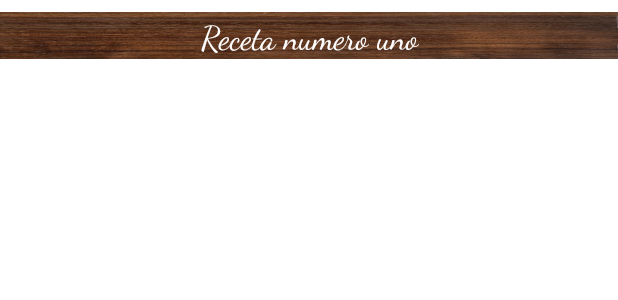
After one commit to geekmaster69/Cocina_Rapida, an Android app: the layout item_recipe.xml on its own in the app's theme, with its tools: preview values and no code run, on a phone screen of 412 x 824 dp. The commit adds this screen. Shown: the top 300 px of the screen. Run offline under Robolectric (Android 15) with nearby library versions, the phone set to English and light mode, and no system bars.

Commit message:
nuevo formato

```diff
--- a/app/build.gradle
+++ b/app/build.gradle
@@ -43,6 +43,7 @@ dependencies {
     implementation 'com.google.android.material:material:1.5.0'
     implementation 'androidx.constraintlayout:constraintlayout:2.1.3'
     implementation 'androidx.legacy:legacy-support-v4:1.0.0'
+    implementation "androidx.lifecycle:lifecycle-viewmodel-ktx:2.5.1"
     testImplementation 'junit:junit:4.13.2'
     androidTestImplementation 'androidx.test.ext:junit:1.1.3'
     androidTestImplementation 'androidx.test.espresso:espresso-core:3.4.0'
--- /dev/null
+++ b/app/src/main/java/com/example/cocinarapida/MainViewModel.kt
@@ -0,0 +1,6 @@
+package com.example.cocinarapida
+
+import androidx.lifecycle.ViewModel
+
+class MainViewModel:ViewModel() {
+}
--- /dev/null
+++ b/app/src/main/res/layout/item_recipe.xml
@@ -0,0 +1,24 @@
+<?xml version="1.0" encoding="utf-8"?>
+<androidx.constraintlayout.widget.ConstraintLayout xmlns:android="http://schemas.android.com/apk/res/android"
+    android:layout_width="match_parent"
+    android:layout_height="wrap_content"
+    xmlns:tools="http://schemas.android.com/tools"
+    android:background="@drawable/madera_boton"
+    android:layout_marginVertical="8dp"
+    xmlns:app="http://schemas.android.com/apk/res-auto">
+
+    <TextView
+        android:id="@+id/tvRecipe"
+        app:layout_constraintStart_toStartOf="parent"
+        app:layout_constraintTop_toTopOf="parent"
+        app:layout_constraintBottom_toBottomOf="parent"
+        app:layout_constraintEnd_toEndOf="parent"
+        android:gravity="center"
+        android:textColor="@color/white"
+        android:textSize="22sp"
+        tools:text="Receta numero uno"
+        android:layout_width="0dp"
+        android:fontFamily="@font/dancin_script_regular"
+        android:layout_height="wrap_content"/>
+
+</androidx.constraintlayout.widget.ConstraintLayout>
--- a/app/src/main/res/values/strings.xml
+++ b/app/src/main/res/values/strings.xml
@@ -925,5 +925,6 @@
         2- Moja tus manos con agua, toma una porción de arroz, dale forma de tortita, esta tiene que ser gruesa y del tamaño de tu palma.\n\n
         3- Coloca el relleno en el centro y envuelve con las orillas de la tortita de arroz hasta hacer una bolita, procura que el relleno se quede en el centro.\n\n
         4- Dale forma de triangulo y coloca una tira de alga nori."</string>
+    <string name="azucar_jijijaija">azucar</string>
 
 </resources>
```
Also changed, not shown: app/src/main/java/Recetas/Desayunos.kt (deleted, +0 -9 lines), app/src/main/java/com/example/cocinarapida/Bento.kt (+6 -40 lines), app/src/main/java/com/example/cocinarapida/BentoProvider.kt (added, +46 -0 lines), app/src/main/java/com/example/cocinarapida/adapter/ReceipeClickListener.kt (added, +8 -0 lines), app/src/main/java/com/example/cocinarapida/adapter/RecipeAdapter.kt (added, +41 -0 lines), app/src/main/res/layout/activity_bento.xml (+10 -20 lines).
